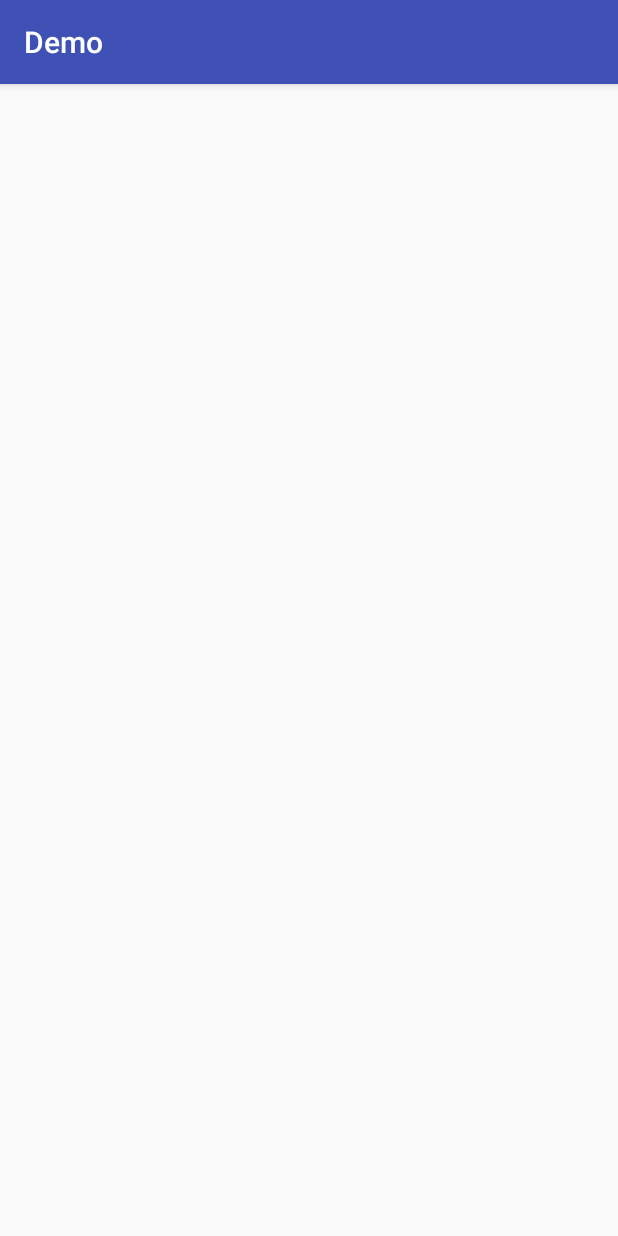
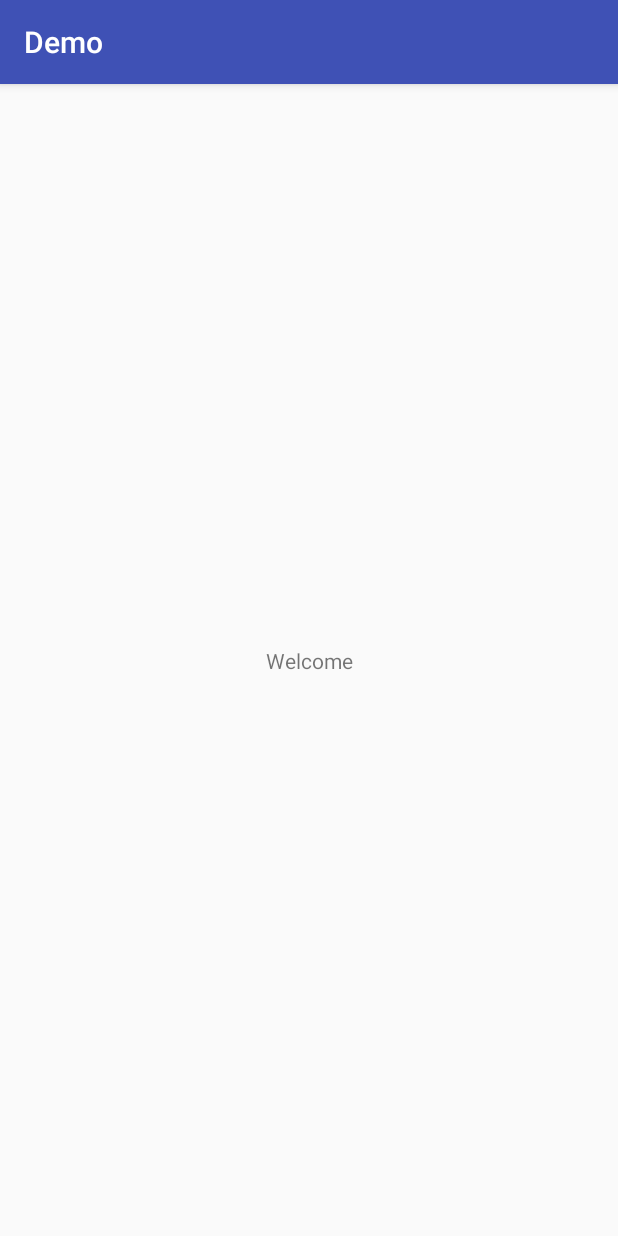
Before and after one commit to ZhanXuzhaoYYD/GradleDemo, an Android app: the screen it shows after launch (MainActivity before the commit, WelcomeActivity after it), on a phone screen of 412 x 824 dp. Run offline under Robolectric (Android 15) with nearby library versions, the phone set to English and light mode, and no system bars; libraries missing offline, so code that uses them is left out: com.blankj.utilcode; 2 statements that could not run were skipped.

```diff
--- a/app/src/main/AndroidManifest.xml
+++ b/app/src/main/AndroidManifest.xml
@@ -17,6 +17,7 @@
                 <category android:name="android.intent.category.LAUNCHER" />
             </intent-filter>
         </activity>
+        <activity android:name=".WelcomeActivity"></activity>
     </application>
 
 </manifest>
--- a/app/src/main/java/com/zxz/gradledemo/MainActivity.java
+++ b/app/src/main/java/com/zxz/gradledemo/MainActivity.java
@@ -1,5 +1,6 @@
 package com.zxz.gradledemo;
 
+import android.content.Intent;
 import android.support.v7.app.AppCompatActivity;
 import android.os.Bundle;
 import android.widget.TextView;
@@ -26,6 +27,7 @@ public class MainActivity extends AppCompatActivity {
                 .append(AppUtils.getAppVersionName());
         tv.setText(sb.toString());
 
+        startActivity(new Intent(this, WelcomeActivity.class));
 
     }
 
--- /dev/null
+++ b/app/src/main/java/com/zxz/gradledemo/WelcomeActivity.java
@@ -0,0 +1,13 @@
+package com.zxz.gradledemo;
+
+import android.support.v7.app.AppCompatActivity;
+import android.os.Bundle;
+
+public class WelcomeActivity extends AppCompatActivity {
+
+    @Override
+    protected void onCreate(Bundle savedInstanceState) {
+        super.onCreate(savedInstanceState);
+        setContentView(R.layout.activity_welcome);
+    }
+}
--- /dev/null
+++ b/app/src/main/res/layout/activity_welcome.xml
@@ -0,0 +1,19 @@
+<?xml version="1.0" encoding="utf-8"?>
+<android.support.constraint.ConstraintLayout xmlns:android="http://schemas.android.com/apk/res/android"
+    xmlns:app="http://schemas.android.com/apk/res-auto"
+    xmlns:tools="http://schemas.android.com/tools"
+    android:layout_width="match_parent"
+    android:layout_height="match_parent"
+    tools:context="com.zxz.gradledemo.WelcomeActivity">
+
+    <TextView
+        app:layout_constraintRight_toRightOf="parent"
+        app:layout_constraintLeft_toLeftOf="parent"
+        app:layout_constraintTop_toTopOf="parent"
+        app:layout_constraintBottom_toBottomOf="parent"
+        android:layout_width="wrap_content"
+        android:layout_height="wrap_content"
+        android:text="Welcome"
+        tools:layout_editor_absoluteX="163dp"
+        tools:layout_editor_absoluteY="246dp" />
+</android.support.constraint.ConstraintLayout>
```
Also changed, not shown: 1 other file.
